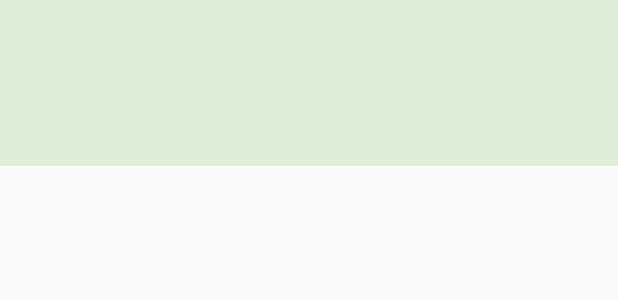
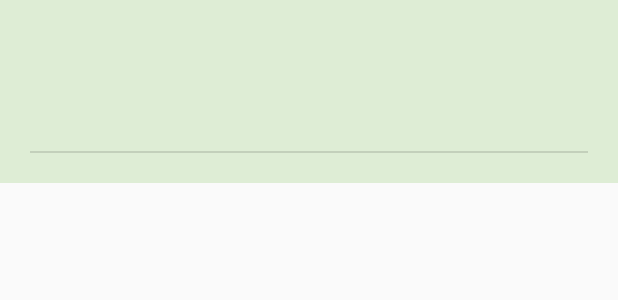
Before and after one commit to ShovalWeinstock/TikTalkAndroid, an Android app: the layout contact_layout.xml on its own in the app's theme, with its tools: preview values and no code run, on a phone screen of 412 x 824 dp. Shown: the top 300 px of the screen. Run offline under Robolectric (Android 15) with nearby library versions, the phone set to English and light mode, and no system bars.

Commit message:
fixed contacts list view

```diff
--- a/app/src/main/java/com/example/tiktalk/adapters/ContactListAdapter.java
+++ b/app/src/main/java/com/example/tiktalk/adapters/ContactListAdapter.java
@@ -20,6 +20,7 @@ public class ContactListAdapter extends RecyclerView.Adapter<ContactListAdapter.
 class ContactViewHolder extends RecyclerView.ViewHolder {
     private final TextView contactNickname;
     private final TextView lastMsg;
+    private final TextView date;
     //private final ImageView profilePic;
 
 
@@ -27,6 +28,8 @@ class ContactViewHolder extends RecyclerView.ViewHolder {
         super(itemView);
         this.contactNickname = itemView.findViewById(R.id.contactNickname);
         this.lastMsg = itemView.findViewById(R.id.lastMsg);
+        this.date = itemView.findViewById(R.id.lastMsgTime);
+
         //this.profilePic = profilePic;
     }
 }
@@ -48,6 +51,7 @@ class ContactViewHolder extends RecyclerView.ViewHolder {
             final Contact current = contacts.get(position);
             holder.contactNickname.setText(current.getName());
             holder.lastMsg.setText(current.getLast());
+            holder.date.setText(current.getLastDate());
         }
     }
 
--- a/app/src/main/res/layout/contact_layout.xml
+++ b/app/src/main/res/layout/contact_layout.xml
@@ -1,7 +1,7 @@
 <?xml version="1.0" encoding="utf-8"?>
 <androidx.constraintlayout.widget.ConstraintLayout xmlns:android="http://schemas.android.com/apk/res/android"
     android:layout_width="match_parent"
-    android:layout_height="match_parent"
+    android:layout_height="wrap_content"
     android:orientation="vertical"
     xmlns:app="http://schemas.android.com/apk/res-auto"
     xmlns:tools="http://schemas.android.com/tools">
@@ -23,6 +23,11 @@
             android:padding="8dp"
             android:textStyle="bold" />
 
+        <LinearLayout
+            android:layout_width="match_parent"
+            android:layout_height="match_parent"
+            android:paddingTop="10dp" >
+
             <TextView
                 android:id="@+id/lastMsg"
                 android:layout_width="wrap_content"
@@ -30,6 +35,21 @@
                 android:text=""
                 android:padding="8dp" />
 
+            <TextView
+                android:id="@+id/lastMsgTime"
+                android:layout_width="wrap_content"
+                android:layout_height="wrap_content"
+                android:paddingStart="20dp"
+                android:text="" />
+
+        </LinearLayout>
+
+        <View
+            android:id="@+id/divider"
+            android:layout_width="match_parent"
+            android:layout_height="1dp"
+            android:background="?android:attr/listDivider" />
+
     </LinearLayout>
 
 </androidx.constraintlayout.widget.ConstraintLayout>
```
Lines whose indentation alone changed are shown as unchanged.
